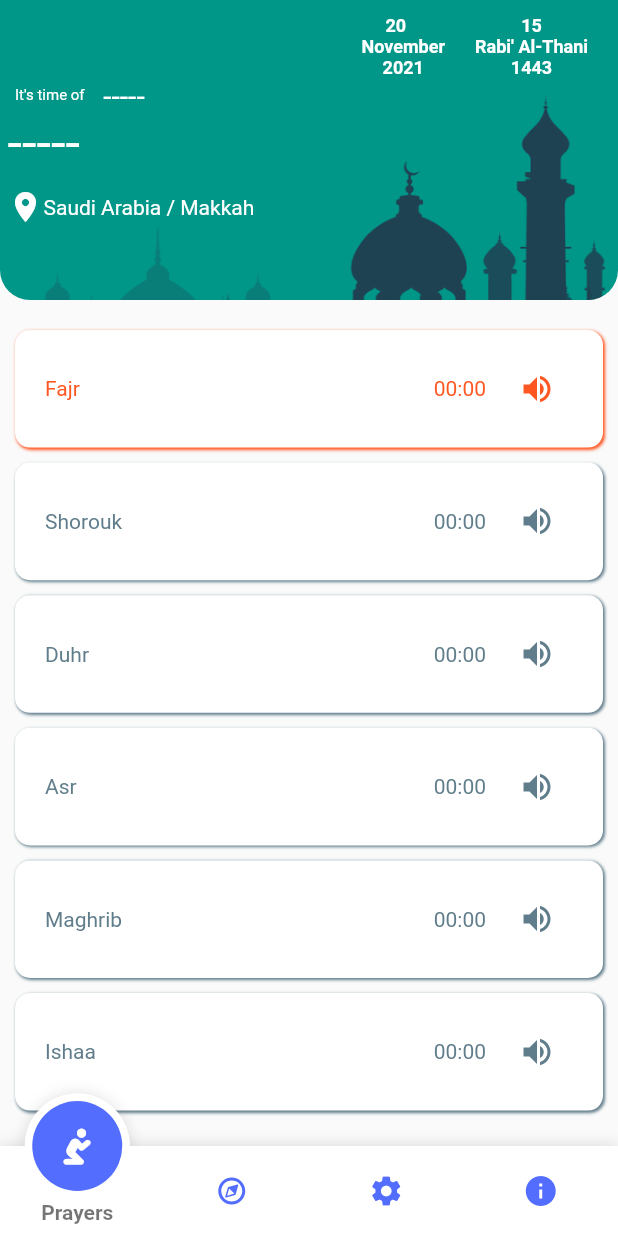
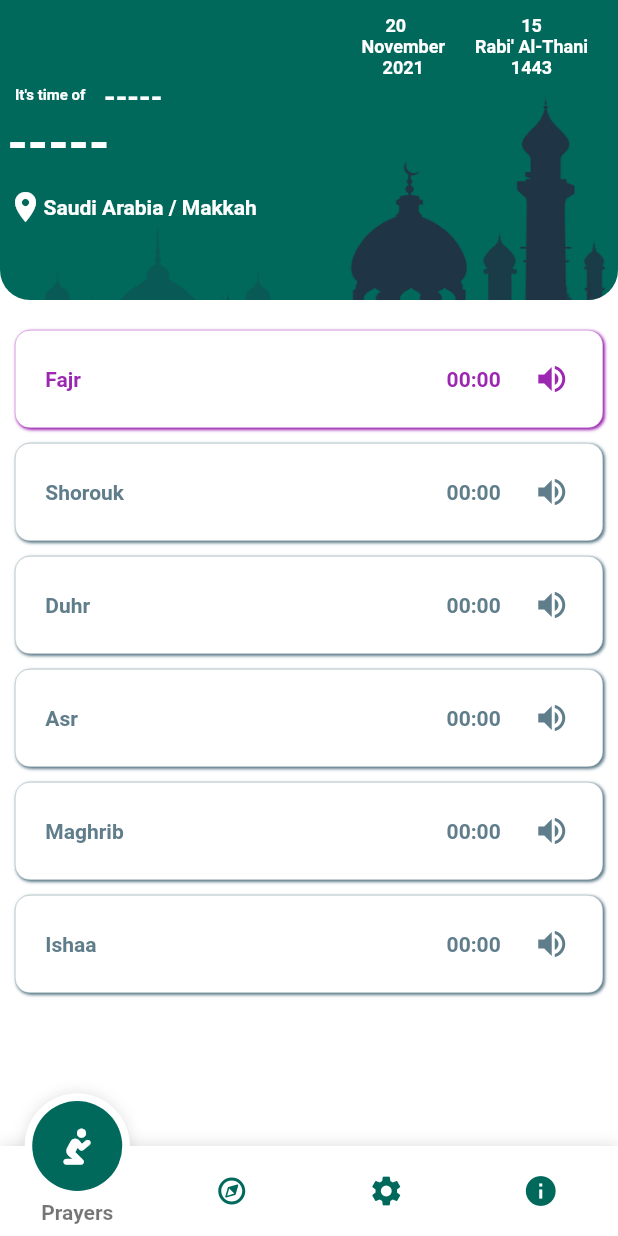
Before and after one commit to SallyPrayerTimes/SallyPrayerTimes-Flutter, a Flutter app: the screen it shows after launch, after a tap on "Skip", on a phone screen of 412 x 824 dp. Run offline on Flutter 3.47's test engine with Material 2 defaults, Android fonts, the phone set to English and light mode, and no system bars; drawn by our look-alikes of fancy_bottom_navigation; our stand-ins replace adaptive_dialog, adaptive_theme, assets_audio_player, flutter_colorpicker, flutter_compass, flutter_easyloading and 9 more; statements that could not run were skipped.

```diff
--- a/lib/Pages/InfoPage.dart
+++ b/lib/Pages/InfoPage.dart
@@ -26,7 +26,7 @@ class _InfoPage extends State<InfoPage>{
                     alignment: Alignment.centerLeft,
                     child: Padding(
                       padding: const EdgeInsets.only(top: 20, bottom: 0, right: 10, left: 10),
-                      child: Text(translate('Version')+': 2.7.21(26)', style: TextStyle(fontSize: 18, color: appBarColor,),maxLines: 50,),
+                      child: Text(translate('Version')+': 20.11.21(30)', style: TextStyle(fontSize: 18, color: appBarColor,),maxLines: 50,),
                     ),
                   ),
                 ),
--- a/lib/Pages/PrayersPage.dart
+++ b/lib/Pages/PrayersPage.dart
@@ -138,6 +138,7 @@ class _PrayersPageState extends State<PrayersPage> with WidgetsBindingObserver{
     Locale appLocale = Localizations.localeOf(context);
     double nextPrayerTimeFontSize = appLocale.languageCode == Configuration.arabicKey ? 20.0 : 35.0;
     return Scaffold(
+      backgroundColor: Color(0xf5f5f7),
       body: Center(
         child: Container(
           child: Column(
@@ -256,13 +257,13 @@ class _PrayersPageState extends State<PrayersPage> with WidgetsBindingObserver{
                                       Padding(
                                         padding: const EdgeInsets.only(top: 0, bottom: 0, right: 0, left: 10.0),
                                         child: Text(
-                                          nextPrayerLabel, style: TextStyle(color: Colors.white, fontSize: 10.0),
+                                          nextPrayerLabel, style: TextStyle(color: Colors.white, fontSize: 10.0, fontWeight: FontWeight.w600),
                                         ),
                                       ),
                                       Padding(
                                         padding: const EdgeInsets.only(top: 0, bottom: 0, right: 0, left: 10.0),
                                         child: Text(
-                                          Provider.of<PrayersProvider>(context, listen: true).nextPrayerName, style: TextStyle(color: Colors.white, fontSize: 20.0),
+                                          Provider.of<PrayersProvider>(context, listen: true).nextPrayerName, style: TextStyle(color: Colors.white, fontSize: 20.0, fontWeight: FontWeight.w600),
                                         ),
                                       ),
                                     ],
@@ -272,7 +273,7 @@ class _PrayersPageState extends State<PrayersPage> with WidgetsBindingObserver{
                                       Padding(
                                         padding: const EdgeInsets.only(top: 0, bottom: 0, right: 0, left: 5.0),
                                         child: Text(
-                                          Provider.of<PrayersProvider>(context, listen: true).nextPrayerTime, style: TextStyle(color: Colors.white, fontSize: nextPrayerTimeFontSize),
+                                          Provider.of<PrayersProvider>(context, listen: true).nextPrayerTime, style: TextStyle(color: Colors.white, fontSize: nextPrayerTimeFontSize, fontWeight: FontWeight.w600),
                                         ),
                                       ),
                                     ],
@@ -296,7 +297,7 @@ class _PrayersPageState extends State<PrayersPage> with WidgetsBindingObserver{
                                       Padding(
                                         padding: const EdgeInsets.only(top: 10, bottom: 0, right: 0, left: 0.0),
                                         child: Text(
-                                          (Provider.of<SettingsProvider>(context, listen: true).country + ' / ' +Provider.of<SettingsProvider>(context, listen: true).city).length > 35 ? (Provider.of<SettingsProvider>(context, listen: true).country + ' / ' +Provider.of<SettingsProvider>(context, listen: true).city).substring(0,35) : (Provider.of<SettingsProvider>(context, listen: true).country + ' / ' +Provider.of<SettingsProvider>(context, listen: true).city), style: TextStyle(color: Colors.white, fontSize: 14.0),
+                                          (Provider.of<SettingsProvider>(context, listen: true).country + ' / ' +Provider.of<SettingsProvider>(context, listen: true).city).length > 35 ? (Provider.of<SettingsProvider>(context, listen: true).country + ' / ' +Provider.of<SettingsProvider>(context, listen: true).city).substring(0,35) : (Provider.of<SettingsProvider>(context, listen: true).country + ' / ' +Provider.of<SettingsProvider>(context, listen: true).city), style: TextStyle(color: Colors.white, fontSize: 14.0, fontWeight: FontWeight.w600),
                                         ),
                                       ),
                                     ],
@@ -316,11 +317,11 @@ class _PrayersPageState extends State<PrayersPage> with WidgetsBindingObserver{
                 child: Container(
                   child: GridView.count(
                     primary: false,
-                    padding: const EdgeInsets.fromLTRB(10.0, 20, 10.0, 10.0),
+                    padding: const EdgeInsets.fromLTRB(10.0, 20, 10.0, 20.0),
                     crossAxisSpacing: 10,
                     mainAxisSpacing: 10,
                     crossAxisCount: 1,
-                    childAspectRatio: 5.0,
+                    childAspectRatio: 6.0,
                     children: <Widget>[
                       getPrayerContainer('fajr',Provider.of<PrayersProvider>(context, listen: true).fajrTime,Provider.of<PrayersProvider>(context, listen: true).fajrPrayerIcon,Provider.of<ThemeProvider>(context, listen: true).fajrPrayerColor,(){athanNotificationIconHandler(1);}),
                       getPrayerContainer('shorouk',Provider.of<PrayersProvider>(context, listen: true).shoroukTime,Provider.of<PrayersProvider>(context, listen: true).shoroukPrayerIcon,Provider.of<ThemeProvider>(context, listen: true).shoroukPrayerColor,(){athanNotificationIconHandler(2);}),
@@ -344,7 +345,9 @@ class _PrayersPageState extends State<PrayersPage> with WidgetsBindingObserver{
       prayerName = 'jumuah';
     };
     return Container(
+      height: 15,
       decoration: BoxDecoration(
+        border: Border.all(color: prayersColor, width: 0.2),
         borderRadius: BorderRadius.all(Radius.circular(10.0)),
         boxShadow: <BoxShadow>[
           BoxShadow(
@@ -355,7 +358,7 @@ class _PrayersPageState extends State<PrayersPage> with WidgetsBindingObserver{
         ],
         color: Colors.white,
       ),
-      padding: const EdgeInsets.fromLTRB(20.0, 0, 20.0, 0.0),
+      padding: const EdgeInsets.fromLTRB(10.0, 0, 10.0, 0.0),
       child: Row(
         children: <Widget>[
           Expanded(
@@ -366,8 +369,11 @@ class _PrayersPageState extends State<PrayersPage> with WidgetsBindingObserver{
                 Row(
                   mainAxisAlignment: MainAxisAlignment.start,
                   children: <Widget>[
-                    Text(
-                      translate(prayerName), style: TextStyle(color: prayersColor, fontSize: 14.0),textAlign: TextAlign.center,
+                    Padding(
+                      padding: const EdgeInsets.only(top: 0, bottom: 0, right: 10, left: 10),
+                      child: Text(
+                        translate(prayerName), style: TextStyle(color: prayersColor, fontSize: 14.0, fontWeight: FontWeight.w600),textAlign: TextAlign.center,
+                      ),
                     ),
                   ],
                 ),
@@ -384,7 +390,7 @@ class _PrayersPageState extends State<PrayersPage> with WidgetsBindingObserver{
                   children: <Widget>[
                     Padding(
                       padding: const EdgeInsets.only(top: 0, bottom: 0, right: 10, left: 10),
-                      child:Text(prayerTime, style: TextStyle(color: prayersColor, fontSize: 14.0),textAlign: TextAlign.center,
+                      child:Text(prayerTime, style: TextStyle(color: prayersColor, fontSize: 14.0, fontWeight: FontWeight.w600),textAlign: TextAlign.center,
                       ),
                     ),
                     IconButton(icon: Icon(prayerAthanNotificationIcon, color: prayersColor,), onPressed: notificationAthanIconOnPressedFunction,),
--- a/lib/Providers/ThemeProvider.dart
+++ b/lib/Providers/ThemeProvider.dart
@@ -12,7 +12,7 @@ class ThemeProvider with ChangeNotifier {
   }
   ThemeProvider._internal();
 
-  Color _appBarColor = Color(PreferenceUtils.getInt(Configuration.APP_BAR_COLOR, Colors.teal.value));
+  Color _appBarColor = Color(PreferenceUtils.getInt(Configuration.APP_BAR_COLOR, Colors.teal.shade800.value));
   Color get appBarColor{
     return _appBarColor;
   }
@@ -22,7 +22,7 @@ class ThemeProvider with ChangeNotifier {
     notifyListeners();
   }
 
-  Color _navigationBarColor = Color(PreferenceUtils.getInt(Configuration.NAVIGATION_BAR_COLOR, Colors.indigoAccent.value));
+  Color _navigationBarColor = Color(PreferenceUtils.getInt(Configuration.NAVIGATION_BAR_COLOR, Colors.teal.shade800.value));
   Color get navigationBarColor{
     return _navigationBarColor;
   }
@@ -43,7 +43,7 @@ class ThemeProvider with ChangeNotifier {
     notifyListeners();
   }
 
-  Color _nextPrayerColor = Color(PreferenceUtils.getInt(Configuration.NEXT_PRAYER_COLOR, Colors.deepOrange.value));
+  Color _nextPrayerColor = Color(PreferenceUtils.getInt(Configuration.NEXT_PRAYER_COLOR, Colors.purple.value));
   Color get nextPrayerColor{
     return _nextPrayerColor;
   }
@@ -59,7 +59,7 @@ class ThemeProvider with ChangeNotifier {
     return Color.fromARGB(int.parse(myColor[0]), int.parse(myColor[1]), int.parse(myColor[2]), int.parse(myColor[3]));
   }
 
-  Color _widgetBackgroundColor = hexFromRgbString(PreferenceUtils.getString(Configuration.WIDGET_BACKGROUND_COLOR, '255:233:30:99'));
+  Color _widgetBackgroundColor = hexFromRgbString(PreferenceUtils.getString(Configuration.WIDGET_BACKGROUND_COLOR, '255:13:67:13'));
   Color get widgetBackgroundColor{
     return _widgetBackgroundColor;
   }
--- a/lib/main.dart
+++ b/lib/main.dart
@@ -65,12 +65,10 @@ class MyApp extends StatelessWidget {
         light: ThemeData(
           brightness: Brightness.light,
           primarySwatch: Colors.blue,
-          accentColor: Colors.lightBlue,
         ),
         dark: ThemeData(
           brightness: Brightness.dark,
-          primarySwatch: Colors.blue,
-          accentColor: Colors.lightBlue,
+          primarySwatch: Colors.deepOrange,
         ),
         initial: savedThemeMode ?? AdaptiveThemeMode.light,
         builder: (theme, darkTheme) => MaterialApp(
@@ -89,34 +87,6 @@ class MyApp extends StatelessWidget {
           home: PreferenceUtils.getBool(Configuration.IS_FIRST_STARTUP, true) == true ? OnBoardingPage() : MyHomePage(),
           builder: EasyLoading.init(),
         ),
-      ),
-    );
-
-    return MultiProvider(
-      providers: [
-        ChangeNotifierProvider<ThemeProvider>(create: (_) => ThemeProvider()),
-        ChangeNotifierProvider<SettingsProvider>(create: (_) => SettingsProvider()),
-        ChangeNotifierProvider<PrayersProvider>(create: (_) => PrayersProvider()),
-      ],
-      child: Builder(
-        builder: (BuildContext context) {
-          return MaterialApp(
-            localizationsDelegates: [
-              GlobalMaterialLocalizations.delegate,
-              GlobalWidgetsLocalizations.delegate,
-              localizationDelegate
-            ],
-            //debugShowCheckedModeBanner: false,
-            supportedLocales: localizationDelegate.supportedLocales,
-            locale: localizationDelegate.currentLocale,
-            //theme: ThemeData(primaryColor: Provider.of<ThemeProvider>(context, listen: true).navigationBarColor,),
-            theme: ThemeData.light(),
-            darkTheme: ThemeData.dark(),
-            themeMode: ThemeMode.system,
-            home: PreferenceUtils.getBool(Configuration.IS_FIRST_STARTUP, true) == true ? OnBoardingPage() : MyHomePage(),
-            builder: EasyLoading.init(),
-          );
-        },
       ),
     );
   }
```
Also changed, not shown: pubspec.yaml (+19 -32 lines), assets/languages/en.json (line endings or trailing spaces), 8 other files.
